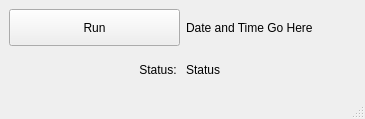
Qt form eldoragui/EldoraMain.ui (NCAR/eldora_instrument) before a commit.
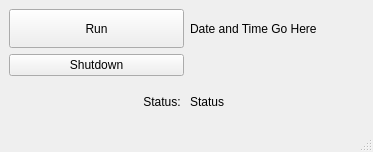
The same form after that commit.

The edit to the form file:
```diff
--- a/eldoragui/EldoraMain.ui
+++ b/eldoragui/EldoraMain.ui
@@ -5,8 +5,8 @@
    <rect>
     <x>0</x>
     <y>0</y>
-    <width>365</width>
-    <height>119</height>
+    <width>373</width>
+    <height>152</height>
    </rect>
   </property>
   <property name="sizePolicy" >
@@ -28,23 +28,15 @@
     <property name="spacing" >
      <number>6</number>
     </property>
-    <item row="1" column="1" >
-     <widget class="QLabel" name="statusLabel" >
-      <property name="sizePolicy" >
-       <sizepolicy>
-        <hsizetype>5</hsizetype>
-        <vsizetype>3</vsizetype>
-        <horstretch>0</horstretch>
-        <verstretch>0</verstretch>
-       </sizepolicy>
-      </property>
-      <property name="text" >
-       <string>Status</string>
-      </property>
-     </widget>
-    </item>
     <item row="1" column="0" >
-     <widget class="QLabel" name="label" >
+     <widget class="QPushButton" name="shutdownButton" >
+      <property name="text" >
+       <string>Shutdown</string>
+      </property>
+     </widget>
+    </item>
+    <item row="0" column="1" >
+     <widget class="QLabel" name="dateTimeLabel" >
       <property name="sizePolicy" >
        <sizepolicy>
         <hsizetype>5</hsizetype>
@@ -54,10 +46,7 @@
        </sizepolicy>
       </property>
       <property name="text" >
-       <string>Status: </string>
-      </property>
-      <property name="alignment" >
-       <set>Qt::AlignRight|Qt::AlignTrailing|Qt::AlignVCenter</set>
+       <string>Date and Time Go Here</string>
       </property>
      </widget>
     </item>
@@ -79,8 +68,8 @@
       </property>
      </widget>
     </item>
-    <item row="0" column="1" >
-     <widget class="QLabel" name="dateTimeLabel" >
+    <item row="2" column="1" >
+     <widget class="QLabel" name="statusLabel" >
       <property name="sizePolicy" >
        <sizepolicy>
         <hsizetype>5</hsizetype>
@@ -90,7 +79,25 @@
        </sizepolicy>
       </property>
       <property name="text" >
-       <string>Date and Time Go Here</string>
+       <string>Status</string>
+      </property>
+     </widget>
+    </item>
+    <item row="2" column="0" >
+     <widget class="QLabel" name="label" >
+      <property name="sizePolicy" >
+       <sizepolicy>
+        <hsizetype>5</hsizetype>
+        <vsizetype>3</vsizetype>
+        <horstretch>0</horstretch>
+        <verstretch>0</verstretch>
+       </sizepolicy>
+      </property>
+      <property name="text" >
+       <string>Status: </string>
+      </property>
+      <property name="alignment" >
+       <set>Qt::AlignRight|Qt::AlignTrailing|Qt::AlignVCenter</set>
       </property>
      </widget>
     </item>
```
Left out of the diff: 2 changed lines with no effect on the pictures.
